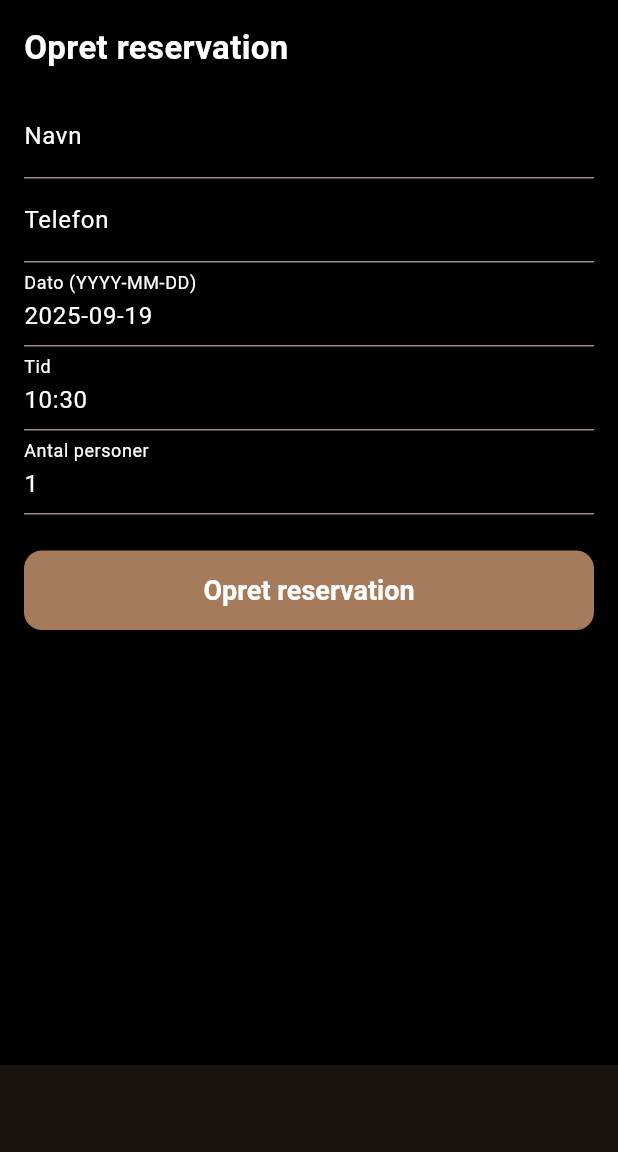
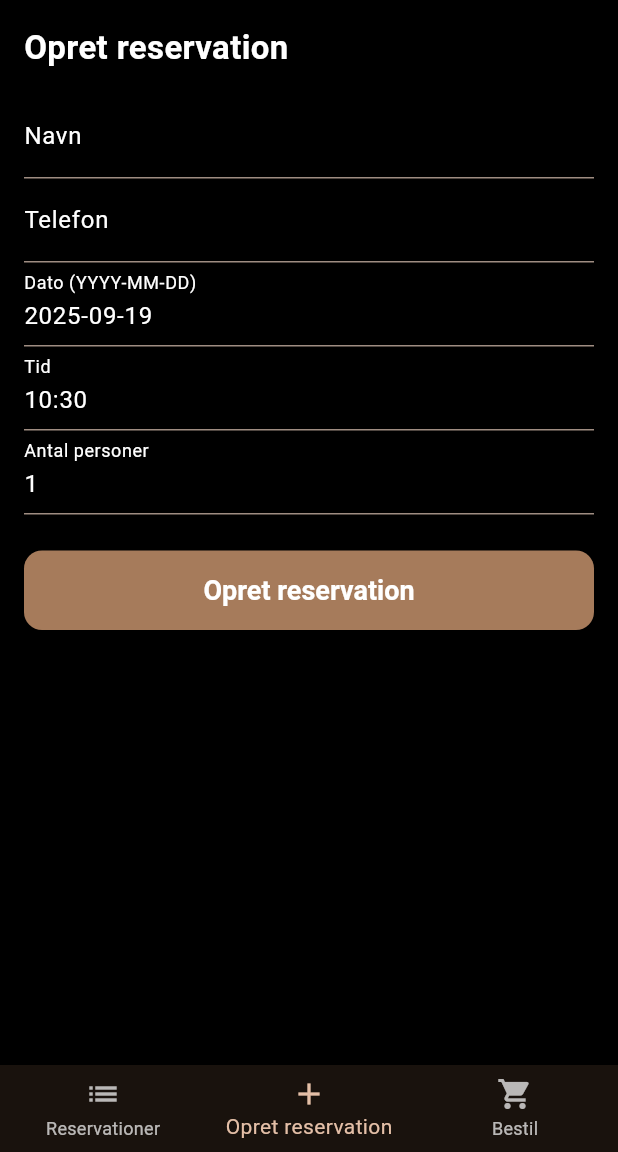
Before and after one commit to H3-AMMH/Hmma-Vesuvius-app, a Flutter app: the WaiterPage screen opened directly, item 2 of the bottom bar chosen, on a phone screen of 412 x 824 dp, the part 84-1236 px from its top. Run offline on Flutter 3.47's test engine with Material 3 defaults, Android fonts, the phone set to English and light mode, and no system bars; our stand-ins replace flutter_dotenv; network calls fail.

Commit message:
Fixed BottomNavigationBar colors.

```diff
--- a/lib/views/waiter.dart
+++ b/lib/views/waiter.dart
@@ -310,10 +310,6 @@ class _WaiterPageState extends State<WaiterPage> {
             label: 'Opret reservation',
           ),
           BottomNavigationBarItem(
-            icon: Icon(Icons.add),
-            label: 'Opret reservation',
-          ),
-          BottomNavigationBarItem(
             icon: Icon(Icons.shopping_cart),
             label: 'Bestil',
           ),
@@ -323,6 +319,8 @@ class _WaiterPageState extends State<WaiterPage> {
           if (index == 0) _fetchReservations();
           if (index == 2) _resetOrderTab();
         },
+        type: BottomNavigationBarType.fixed,
+        elevation: 8,
       ),
     );
   }
```
